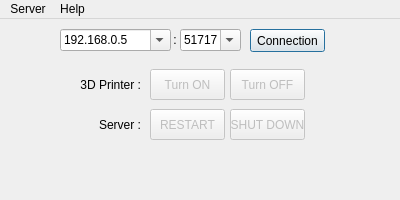
ClementAbadie/Prusa_TCP_Client, file Prusa_TCP_Client/mainwindow.ui: the form before one commit.
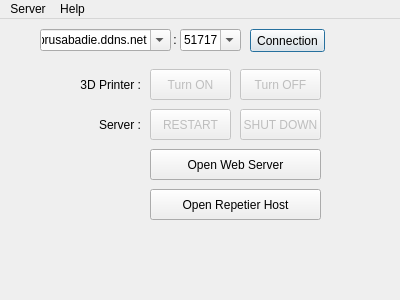
The form after the commit.

Commit message: Link to Web server and windows app

```diff
--- a/Prusa_TCP_Client/mainwindow.ui
+++ b/Prusa_TCP_Client/mainwindow.ui
@@ -7,19 +7,19 @@
     <x>0</x>
     <y>0</y>
     <width>400</width>
-    <height>200</height>
+    <height>300</height>
    </rect>
   </property>
   <property name="minimumSize">
    <size>
     <width>400</width>
-    <height>200</height>
+    <height>300</height>
    </size>
   </property>
   <property name="maximumSize">
    <size>
     <width>400</width>
-    <height>200</height>
+    <height>300</height>
    </size>
   </property>
   <property name="windowTitle">
@@ -29,9 +29,9 @@
    <widget class="QComboBox" name="comboBox_Server_IP">
     <property name="geometry">
      <rect>
-      <x>60</x>
+      <x>40</x>
       <y>10</y>
-      <width>111</width>
+      <width>131</width>
       <height>22</height>
      </rect>
     </property>
@@ -39,7 +39,7 @@
      <bool>true</bool>
     </property>
     <property name="currentText">
-     <string>192.168.0.5</string>
+     <string>prusabadie.ddns.net</string>
     </property>
    </widget>
    <widget class="QPushButton" name="PushButton_Connect_to_Server">
@@ -140,9 +140,9 @@
     </property>
     <property name="geometry">
      <rect>
-      <x>230</x>
+      <x>240</x>
       <y>90</y>
-      <width>75</width>
+      <width>81</width>
       <height>31</height>
      </rect>
     </property>
@@ -156,9 +156,9 @@
     </property>
     <property name="geometry">
      <rect>
-      <x>230</x>
+      <x>240</x>
       <y>50</y>
-      <width>75</width>
+      <width>81</width>
       <height>31</height>
      </rect>
     </property>
@@ -174,7 +174,7 @@
      <rect>
       <x>150</x>
       <y>50</y>
-      <width>75</width>
+      <width>81</width>
       <height>31</height>
      </rect>
     </property>
@@ -186,7 +186,7 @@
     <property name="geometry">
      <rect>
       <x>20</x>
-      <y>150</y>
+      <y>240</y>
       <width>361</width>
       <height>21</height>
      </rect>
@@ -203,7 +203,7 @@
      <rect>
       <x>150</x>
       <y>90</y>
-      <width>75</width>
+      <width>81</width>
       <height>31</height>
      </rect>
     </property>
@@ -211,6 +211,38 @@
      <string>RESTART</string>
     </property>
    </widget>
+   <widget class="QPushButton" name="Server_Web_Open">
+    <property name="enabled">
+     <bool>true</bool>
+    </property>
+    <property name="geometry">
+     <rect>
+      <x>150</x>
+      <y>130</y>
+      <width>171</width>
+      <height>31</height>
+     </rect>
+    </property>
+    <property name="text">
+     <string>Open Web Server</string>
+    </property>
+   </widget>
+   <widget class="QPushButton" name="Server_Rep_Host">
+    <property name="enabled">
+     <bool>true</bool>
+    </property>
+    <property name="geometry">
+     <rect>
+      <x>150</x>
+      <y>170</y>
+      <width>171</width>
+      <height>31</height>
+     </rect>
+    </property>
+    <property name="text">
+     <string>Open Repetier Host</string>
+    </property>
+   </widget>
   </widget>
   <widget class="QMenuBar" name="menuBar">
    <property name="geometry">
```
The commit also changes 47 other files.
